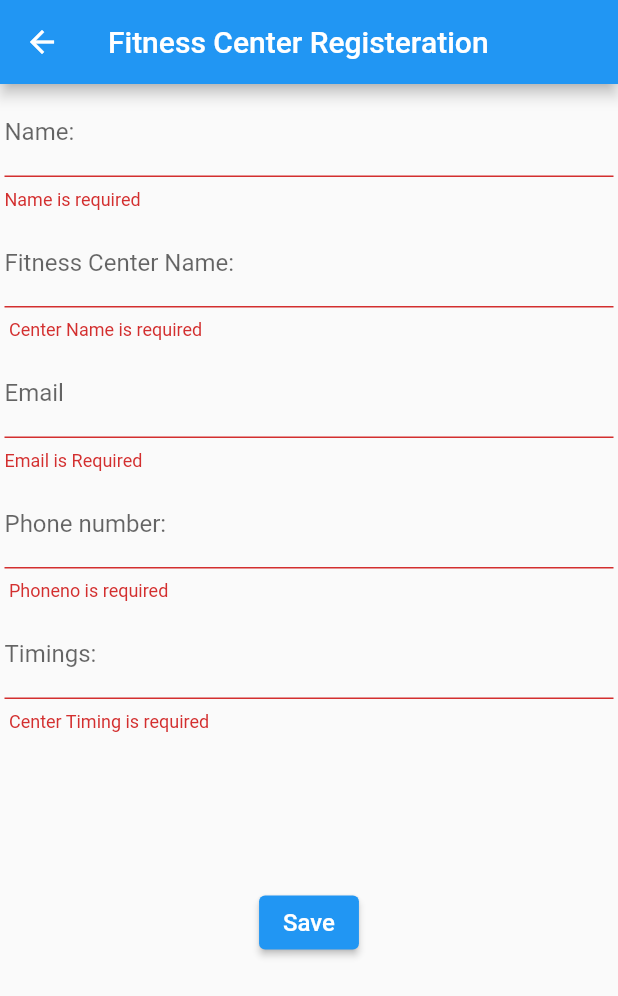
After one commit to Ahmed07z/Fitness-Locator, a Flutter app: the FitnessRegisteration screen opened directly, after a tap on "Save", on a phone screen of 412 x 824 dp. The commit adds this screen. Shown: the top 996 px of the screen. Run offline on Flutter 3.47's test engine with Material 2 defaults, Android fonts, the phone set to English and light mode, and no system bars; our stand-ins replace cloud_firestore, firebase_core, get, google_fonts, google_sign_in; accounts and stored records are empty.

Commit message:
Initial Git

```diff
--- /dev/null
+++ b/lib/pages/FtinessRegisteration.dart
@@ -0,0 +1,156 @@
+import 'package:flutter/material.dart';
+
+class FitnessRegisteration extends StatefulWidget {
+  FitnessRegisteration({Key? key}) : super(key: key);
+
+  @override
+  State<FitnessRegisteration> createState() => _FitnessRegisterationState();
+}
+
+class _FitnessRegisterationState extends State<FitnessRegisteration> {
+  late String ownerName;
+  late String fitnessCenterName;
+  late String email;
+  late String phoneno;
+  late String timings;
+
+  final GlobalKey<FormState> _formkey = GlobalKey<FormState>();
+
+  Widget? _buildNameField() {
+    return TextFormField(
+      decoration: InputDecoration(labelText: 'Name:',),
+      validator: (String? value){
+        if(value!.isEmpty){
+          return 'Name is required';
+
+        }
+      },
+      onSaved:(String? value){
+        ownerName=value!;
+      },
+    );
+  }
+
+  Widget? _buildCenterNameField() {
+     return TextFormField(
+      decoration: InputDecoration(labelText: 'Fitness Center Name:',),
+      validator: (String? value){
+        if(value!.isEmpty){
+          return ' Center Name is required';
+
+        }
+      },
+      onSaved:(String? value){
+        fitnessCenterName=value!;
+      },
+    );
+  }
+
+  Widget? _buildemailField() {
+ return TextFormField(
+      decoration: InputDecoration(labelText: 'Email'),
+      validator: (String? value) {
+        if (value!.isEmpty) {
+          return 'Email is Required';
+        }
+
+        if (!RegExp(
+                r"[a-z0-9!#$%&'*+/=?^_`{|}~-]+(?:\.[a-z0-9!#$%&'*+/=?^_`{|}~-]+)*@(?:[a-z0-9](?:[a-z0-9-]*[a-z0-9])?\.)+[a-z0-9](?:[a-z0-9-]*[a-z0-9])?")
+            .hasMatch(value)) {
+          return 'Please enter a valid email Address';
+        }
+
+        return null;
+      },
+      onSaved: (String? value) {
+        email = value!;
+      },
+    );
+  }
+
+  Widget? _buildphonenoField() {
+   return TextFormField(
+      decoration: InputDecoration(labelText: 'Phone number:',),
+      validator: (String? value){
+        if(value!.isEmpty){
+          return ' Phoneno is required';
+
+        }
+      },
+      onSaved:(String? value){
+        phoneno=value!;
+      },
+    );
+  }
+
+  Widget? _buildtimingsField() {
+  return TextFormField(
+      decoration: InputDecoration(labelText: 'Timings:',),
+      validator: (String? value){
+        if(value!.isEmpty){
+          return ' Center Timing is required';
+
+        }
+      },
+      onSaved:(String? value){
+        fitnessCenterName=value!;
+      },
+    );
+  }
+
+  @override
+  Widget build(BuildContext context) {
+    return Scaffold(
+      appBar: AppBar(title: Text("Fitness Center Registeration")),
+      body:SingleChildScrollView(
+
+        child: Form(
+          key:_formkey,
+            child: Column(
+          mainAxisAlignment: MainAxisAlignment.center,
+          children: <Widget>[
+            Padding(
+              padding: const EdgeInsets.all(3.0),
+              child: _buildNameField(),
+            ),
+            Padding(
+              padding: const EdgeInsets.all(3.0),
+              child: _buildCenterNameField(),
+            ),
+            Padding(
+              padding: const EdgeInsets.all(3.0),
+              child: _buildemailField(),
+            ),
+            Padding(
+              padding: const EdgeInsets.all(3.0),
+              child: _buildphonenoField(),
+            ),
+            Padding(
+              padding: const EdgeInsets.all(3.0),
+              child: _buildtimingsField(),
+            ),
+            SizedBox(
+              height: 100,
+            ),
+            ElevatedButton(
+              child: Text(
+                'Save',
+                style: TextStyle(color: Colors.white, fontSize: 16),
+              ),
+              onPressed: (){
+                if(!_formkey.currentState!.validate()){
+                return;
+                };
+                _formkey.currentState!.save();
+                print(ownerName);
+                // print(fitnessCenterName);
+                // print(email);
+                // print(phoneno);
+              },
+            )
+          ],
+        )),
+      ),
+    );
+  }
+}
--- a/lib/pages/login_page.dart
+++ b/lib/pages/login_page.dart
@@ -1,4 +1,5 @@
 import 'package:cloud_firestore/cloud_firestore.dart';
+import 'package:f1/pages/FtinessRegisteration.dart';
 import 'package:f1/pages/HomePage.dart';
 import 'package:f1/pages/Login_Controller.dart';
 import 'package:f1/widgeds/AppBarWidged.dart';
@@ -20,13 +21,18 @@ class _loginpageState extends State<loginpage> {
 
   int currentIndex = 0;
 
-  saveusertofirestore() {
-    userReference.doc(gSignIn.currentUser?.id).set({
+  saveusertofirestore() async {
+    DocumentSnapshot documentSnapshot =
+        await userReference.doc(controller.googleAccount.value?.id).get();
+
+    if (!documentSnapshot.exists) {
+      userReference.doc(controller.googleAccount.value?.id).set({
       "id": controller.googleAccount.value?.id,
       "username": controller.googleAccount.value?.displayName,
       "url": controller.googleAccount.value?.photoUrl,
       "email": controller.googleAccount.value?.email,
     });
+    }
   }
 
   @override
@@ -81,7 +87,9 @@ class _loginpageState extends State<loginpage> {
                 )),
             onPressed: () {
               Navigator?.push(
-                  context, MaterialPageRoute(builder: (context) => HomePage()));
+                  context,
+                  MaterialPageRoute(
+                      builder: (context) => FitnessRegisteration()));
             },
             label: Text("Move To Home"),
             icon: Icon(Icons.arrow_forward),
```
